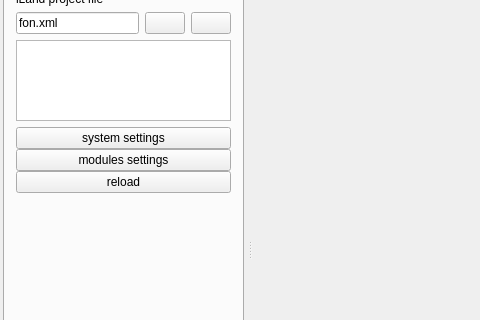
Before: the Qt Designer form src/iland/mainwindow.ui in edfm-tum/iland-model, drawn with Qt 5; both pictures show x 0 to 480 and y 115 to 435 of the 1030 by 861 pixel window.
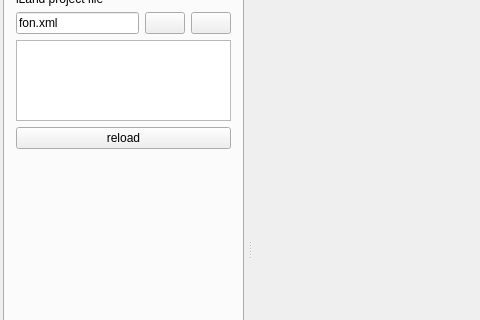
After: the same form once the commit is applied. The open tabs and pages were chosen to show the change. Icons and pictures are not drawn. Custom widgets are drawn as their Qt base class.

```diff
--- a/src/iland/mainwindow.ui
+++ b/src/iland/mainwindow.ui
@@ -309,20 +309,6 @@
            <property name="spacing">
             <number>0</number>
            </property>
-           <item>
-            <widget class="QPushButton" name="button_systemSettingsDialog">
-             <property name="text">
-              <string>system settings</string>
-             </property>
-            </widget>
-           </item>
-           <item>
-            <widget class="QPushButton" name="button_moduleDialog">
-             <property name="text">
-              <string>modules settings</string>
-             </property>
-            </widget>
-           </item>
            <item>
             <widget class="QPushButton" name="pbReloadQml">
              <property name="text">
```
Left out of the diff: 6 changed lines with no effect on the pictures.
